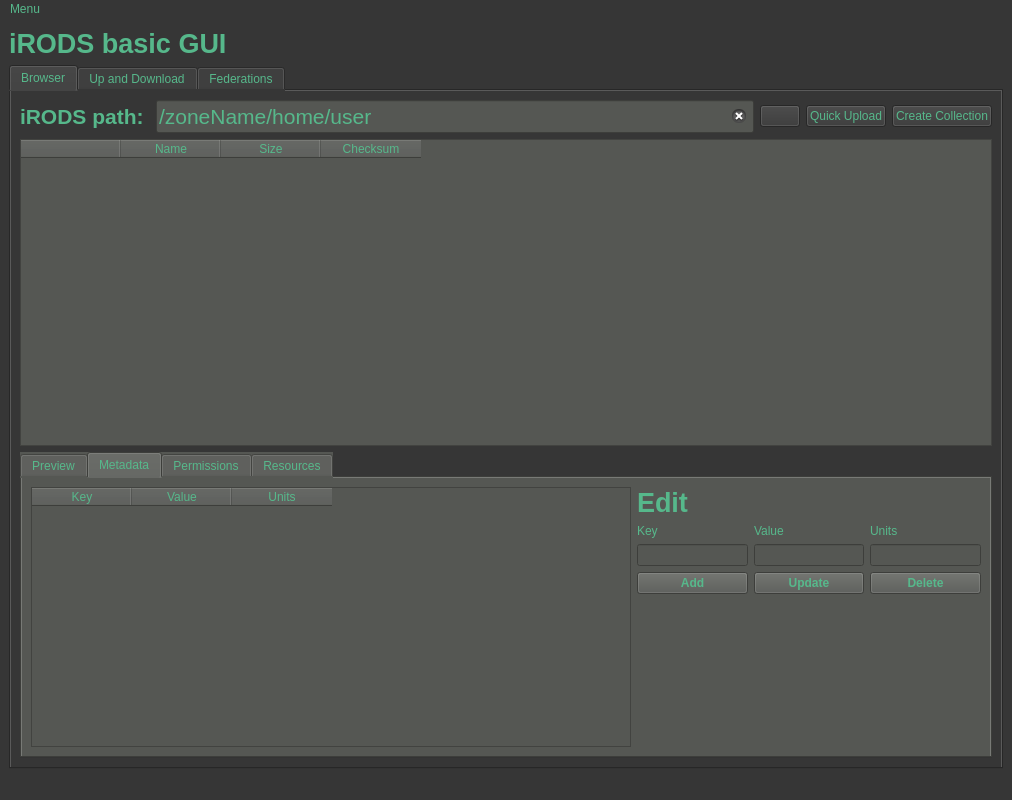
iBridges-for-iRODS/iBridges, file irods-basicGUI/irodsBrowserMain.ui: the form before one commit.
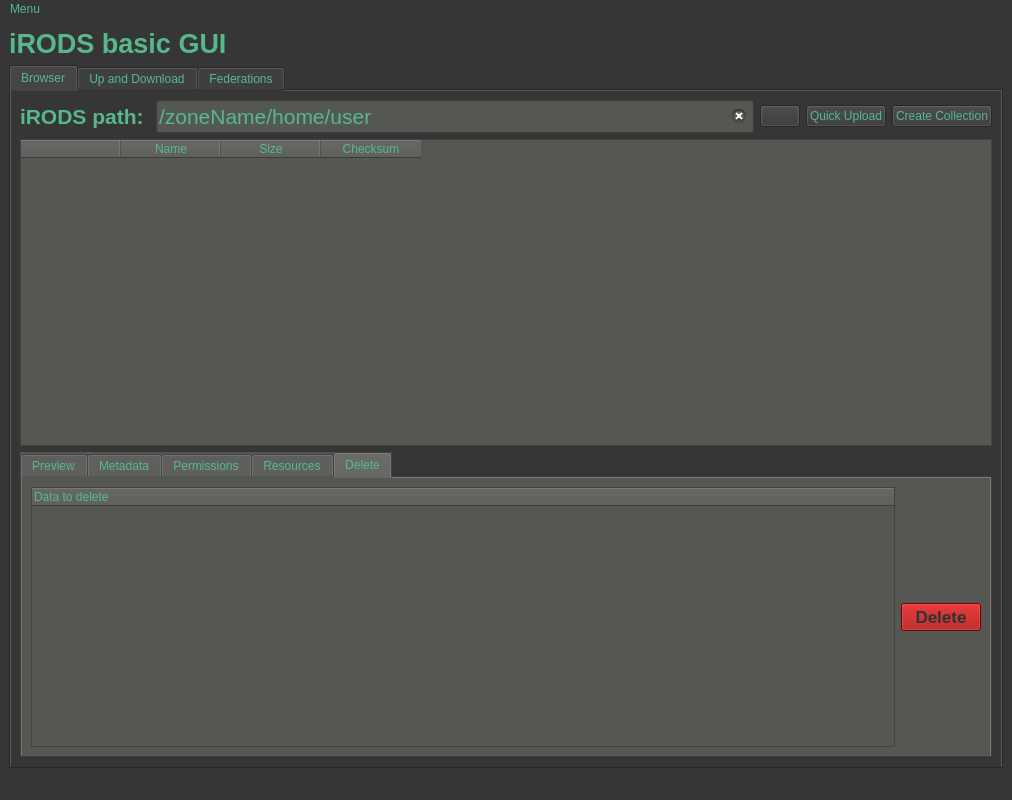
The form after the commit. The open tabs and pages were chosen to show the change.

Commit message: Adding force flag to upload data even if size of resource is not set More layouting

```diff
--- a/irods-basicGUI/irodsBrowserMain.ui
+++ b/irods-basicGUI/irodsBrowserMain.ui
@@ -160,7 +160,7 @@
            <string notr="true">background-color: rgb(85, 87, 83);</string>
           </property>
           <property name="currentIndex">
-           <number>1</number>
+           <number>4</number>
           </property>
           <widget class="QWidget" name="preview">
            <property name="font">
@@ -510,6 +510,40 @@
             </item>
            </layout>
           </widget>
+          <widget class="QWidget" name="delete">
+           <attribute name="title">
+            <string>Delete</string>
+           </attribute>
+           <layout class="QHBoxLayout" name="horizontalLayout_6">
+            <item>
+             <widget class="QTreeWidget" name="deleteTreeWidget">
+              <column>
+               <property name="text">
+                <string>Data to delete</string>
+               </property>
+              </column>
+             </widget>
+            </item>
+            <item>
+             <widget class="QPushButton" name="pushButton_3">
+              <property name="font">
+               <font>
+                <pointsize>13</pointsize>
+                <weight>75</weight>
+                <bold>true</bold>
+               </font>
+              </property>
+              <property name="styleSheet">
+               <string notr="true">background-color: rgb(164, 0, 0);
+color: rgb(46, 52, 54);</string>
+              </property>
+              <property name="text">
+               <string>Delete</string>
+              </property>
+             </widget>
+            </item>
+           </layout>
+          </widget>
          </widget>
         </item>
        </layout>
```
Left out of the diff: 2 changed lines with no effect on the pictures. The commit also changes 3 other files.
